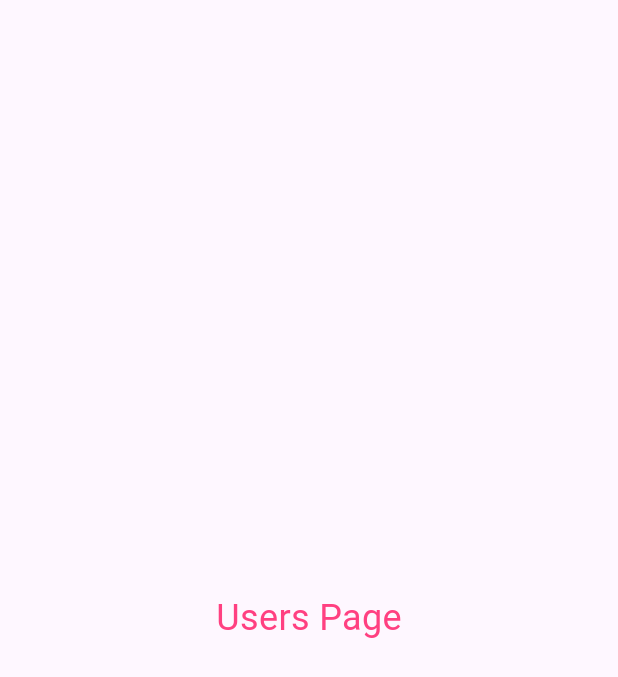
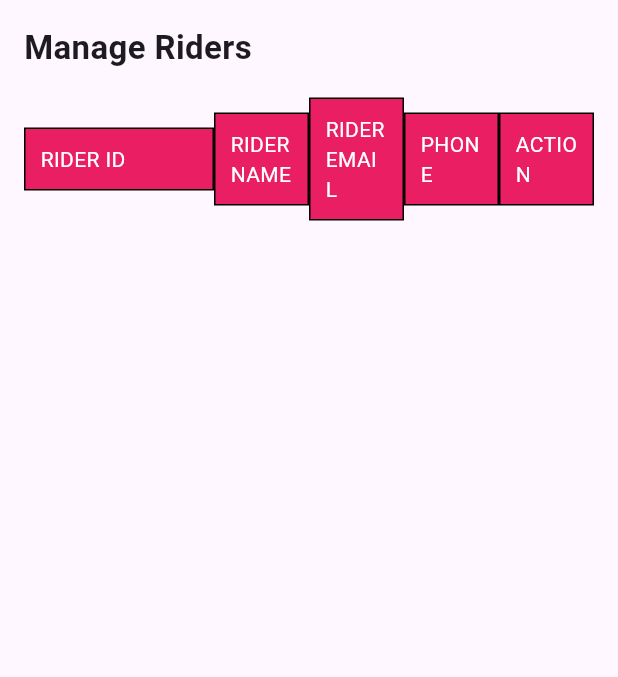
Before and after one commit to AmanPuthawala/UBERCLONE, a Flutter app: the UsersPage screen opened directly, on a phone screen of 412 x 824 dp. Shown: the top 677 px of the screen. Run offline on Flutter 3.47's test engine with Material 3 defaults, Android fonts, the phone set to English and light mode, and no system bars; our stand-ins replace connectivity_plus, firebase_auth, firebase_core, firebase_database, firebase_storage, geolocator and 3 more; missing offline and left inert: firebase_app_check, flutter_admin_scaffold; accounts and stored records are empty; statements that could not run were skipped.

Commit message:
Add the header for module

```diff
--- a/admin_uber_with_panel/lib/dashboard/side_navigation_drawer.dart
+++ b/admin_uber_with_panel/lib/dashboard/side_navigation_drawer.dart
@@ -67,7 +67,7 @@ class _SideNavigationDrawerState extends State<SideNavigationDrawer> {
             icon: CupertinoIcons.car_detailed,
           ),
           AdminMenuItem(
-              title: "Users",
+              title: "Riders",
               route: UsersPage.id,
               icon: CupertinoIcons.person_2_fill,
           ),
--- a/admin_uber_with_panel/lib/main.dart
+++ b/admin_uber_with_panel/lib/main.dart
@@ -19,7 +19,7 @@ class MyApp extends StatelessWidget {
       theme: ThemeData(
         primarySwatch: Colors.pink,
       ),
-      home: SideNavigationDrawer(),
+      home: const SideNavigationDrawer(),
     );
   }
 }
--- /dev/null
+++ b/admin_uber_with_panel/lib/methods/common_methods.dart
@@ -0,0 +1,46 @@
+import 'package:flutter/material.dart';
+
+class CommonMethods
+{
+  Widget header(int headerFlexValue, String headerTitle){
+    return Expanded(
+      flex: headerFlexValue,
+      child: Container(
+        decoration: BoxDecoration(
+          border: Border.all(color: Colors.black),
+          color: Colors.pink.shade500,
+        ),
+        child: Padding(
+          padding: const EdgeInsets.all(10),
+          child: Text(
+            headerTitle,
+            style: const TextStyle(
+              color: Colors.white,
+            ),
+          ),
+        ),
+      ),
+    );
+  }
+
+  //Display data
+  Widget data(int dataFlexValue, String dataTitle){
+    return Expanded(
+      flex: dataFlexValue,
+      child: Container(
+        decoration: BoxDecoration(
+          border: Border.all(color: Colors.grey),
+        ),
+        child: Padding(
+          padding: const EdgeInsets.all(10),
+          child: Text(
+            dataTitle,
+            style: const TextStyle(
+              color: Colors.white,
+            ),
+          ),
+        ),
+      ),
+    );
+  }
+}
--- a/admin_uber_with_panel/lib/pages/users_page.dart
+++ b/admin_uber_with_panel/lib/pages/users_page.dart
@@ -1,4 +1,6 @@
 import 'package:flutter/material.dart';
+
+import '../methods/common_methods.dart';
 
 class UsersPage extends StatefulWidget {
   static const String id = "\webPageUsers";
@@ -10,16 +12,47 @@ class UsersPage extends StatefulWidget {
 }
 
 class _UsersPageState extends State<UsersPage> {
+  CommonMethods cMethods = CommonMethods();
+
   @override
   Widget build(BuildContext context) {
-    return const Scaffold(
-      body: Center(
-        child: Text(
-          "Users Page",
-          style: TextStyle(
-              color: Colors.pinkAccent,
-              fontSize: 24
-          ),),
+    return Scaffold(
+      body: Padding(
+        padding: const EdgeInsets.all(16),
+        child: SingleChildScrollView(
+          child: Column(
+            crossAxisAlignment: CrossAxisAlignment.start,
+            children: [
+              Container(
+                alignment: Alignment.topLeft,
+                child: const Text(
+                  "Manage Riders",
+                  style: TextStyle(
+                    fontSize: 22,
+                    fontWeight: FontWeight.bold,
+                  ),
+                ),
+              ),
+
+              const SizedBox(
+                height: 18,
+              ),
+
+              Row(
+                children: [
+                  cMethods.header(2, "RIDER ID"),
+                  cMethods.header(1, "RIDER NAME"),
+                  cMethods.header(1, "RIDER EMAIL"),
+                  cMethods.header(1, "PHONE"),
+                  cMethods.header(1, "ACTION"),
+                ],
+              ),
+
+              //Display data
+
+            ],
+          ),
+        ),
       ),
     );
   }
```
Also changed, not shown: admin_uber_with_panel/lib/pages/drivers_page.dart (+44 -8 lines), admin_uber_with_panel/lib/pages/trips_page.dart (+43 -8 lines), admin_uber_with_panel/lib/widgets/drivers_data_list.dart (added, +15 -0 lines).
